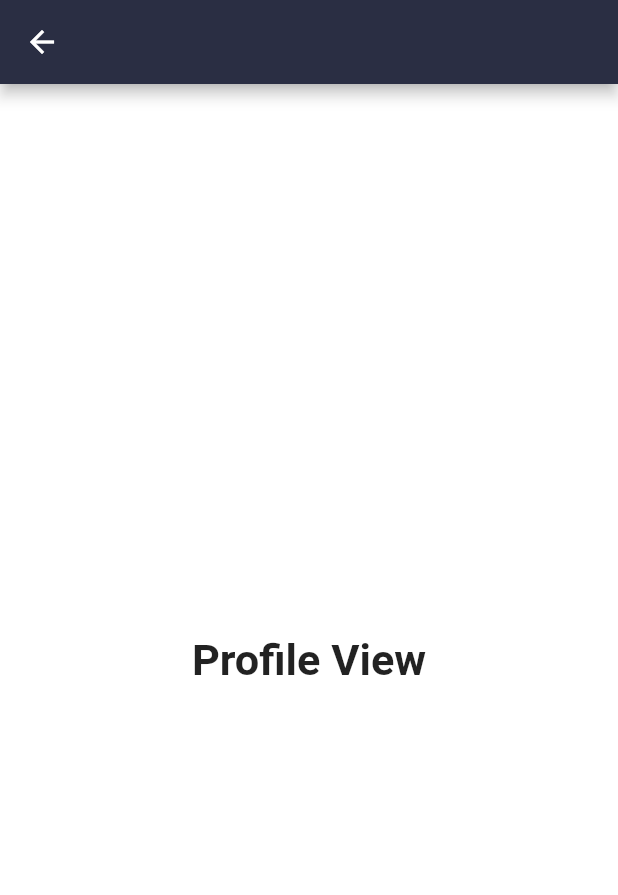
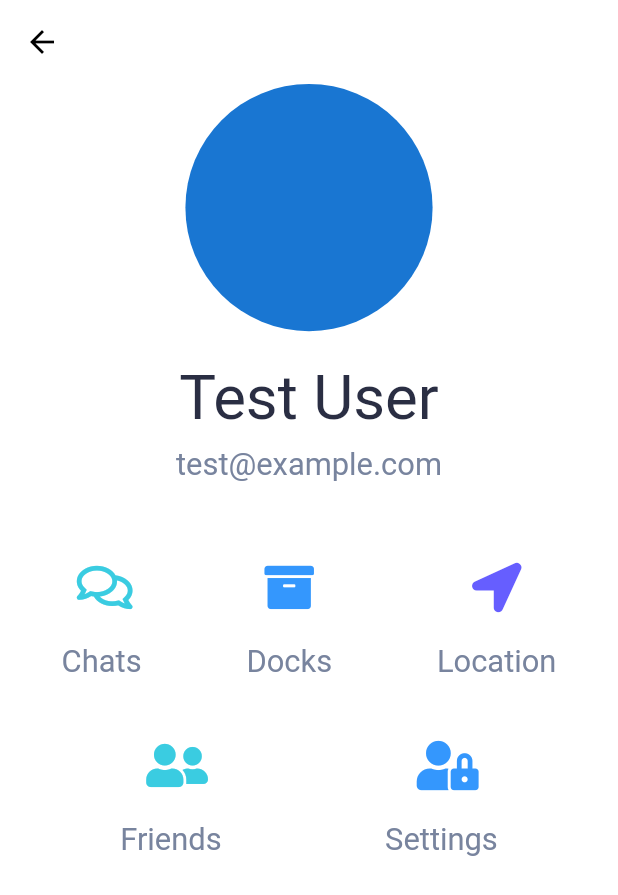
Before and after one commit to YazeedAlKhalaf/homathon_project, a Flutter app: the ProfileView screen opened directly, on a phone screen of 412 x 824 dp. Shown: the top 895 px of the screen. Run offline on Flutter 3.47's test engine with Material 2 defaults, Android fonts, the light colour scheme and no system bars; our stand-ins replace font_awesome_flutter, get_it, provider_architecture; missing offline and left inert: giffy_dialog.

Commit message:
:tada: Make the Profile View

```diff
--- a/lib/src/ui/shared/app_colors.dart
+++ b/lib/src/ui/shared/app_colors.dart
@@ -2,8 +2,19 @@ import 'package:flutter/material.dart';
 
 const Color primaryColor = Color(0xff2A2E43);
 const Color accentColor = Color(0xff454F63);
-const Color greyColor = Color(0xff78849E);
+const Color lynchColor = Color(0xff78849E);
 const Color backgroundColor = Color(0xffFFFFFF);
+
+const Color mediumPurpleColor = Color(0xffC840E9);
+const Color wildStrawberryColor = Color(0xffFF4F9A);
+const Color coralColor = Color(0xffFF9057);
+const Color selectiveYellowColor = Color(0xffFFB900);
+
+const Color cornFlowerBlueColor = Color(0xff665EFF);
+const Color dodgerBlueColor = Color(0xff5773FF);
+const Color lightDodgerBlueColor = Color(0xff3497FD);
+const Color pictonBlueColor = Color(0xff3ACCE1);
+
 const Color textColorBlack = Color(0xff000000);
 const Color textColorWhite = Color(0xffFFFFFF);
 const Color textColorLink = Color(0xff3497FD);
--- a/lib/src/ui/views/login_view.dart
+++ b/lib/src/ui/views/login_view.dart
@@ -2,7 +2,6 @@ import 'package:homathon_project/src/ui/shared/app_colors.dart';
 import 'package:homathon_project/src/ui/shared/ui_helpers.dart';
 import 'package:homathon_project/src/ui/widgets/busy_overlay.dart';
 import 'package:homathon_project/src/ui/widgets/rounded_button.dart';
-import 'package:homathon_project/src/ui/widgets/text_link.dart';
 import 'package:homathon_project/src/providers/login_provider.dart';
 import 'package:flutter/material.dart';
 import 'package:provider_architecture/provider_architecture.dart';
--- a/lib/src/ui/views/profile_view.dart
+++ b/lib/src/ui/views/profile_view.dart
@@ -1,7 +1,10 @@
 import 'package:flutter/material.dart';
 import 'package:homathon_project/src/providers/profile_provider.dart';
+import 'package:homathon_project/src/ui/shared/app_colors.dart';
 import 'package:homathon_project/src/ui/shared/ui_helpers.dart';
+import 'package:homathon_project/src/ui/widgets/custom_square.dart';
 import 'package:provider_architecture/provider_architecture.dart';
+import 'package:font_awesome_flutter/font_awesome_flutter.dart';
 
 class ProfileView extends StatefulWidget {
   @override
@@ -19,15 +22,118 @@ class ProfileViewState extends State<ProfileView> {
         Widget child,
       ) {
         return Scaffold(
-          appBar: AppBar(),
+          appBar: AppBar(
+            elevation: 0,
+            backgroundColor: Colors.transparent,
+            iconTheme: IconThemeData(
+              color: textColorBlack,
+            ),
+          ),
           body: SafeArea(
             child: Center(
-              child: Text(
-                'Profile View',
-                style: TextStyle(
-                  fontSize: blockSizeHorizontal(context) * 7,
-                  fontWeight: FontWeight.bold,
-                ),
+              child: Column(
+                children: <Widget>[
+                  CircleAvatar(
+                    radius: blockSizeHorizontal(context) * 20,
+                  ),
+                  SizedBox(
+                    height: blockSizeHorizontal(context) * 5,
+                  ),
+                  Text(
+                    provider.utils.getFullName(
+                      currentUser: provider.currentUser,
+                    ),
+                    style: TextStyle(
+                      fontSize: blockSizeHorizontal(context) * 10,
+                      color: primaryColor,
+                    ),
+                  ),
+                  SizedBox(
+                    height: blockSizeHorizontal(context) * 2,
+                  ),
+                  Text(
+                    provider.currentUser.email,
+                    style: TextStyle(
+                      fontSize: blockSizeHorizontal(context) * 5,
+                      color: lynchColor,
+                    ),
+                  ),
+                  SizedBox(
+                    height: blockSizeHorizontal(context) * 8,
+                  ),
+                  Column(
+                    mainAxisAlignment: MainAxisAlignment.center,
+                    crossAxisAlignment: CrossAxisAlignment.center,
+                    children: <Widget>[
+                      Row(
+                        mainAxisAlignment: MainAxisAlignment.spaceEvenly,
+                        children: <Widget>[
+                          CustomSquare(
+                            onTap: () {},
+                            iconData: FontAwesomeIcons.comments,
+                            iconColor: pictonBlueColor,
+                            text: 'Chats',
+                            textStyle: TextStyle(
+                              fontSize: blockSizeHorizontal(context) * 5,
+                              color: lynchColor,
+                            ),
+                          ),
+                          CustomSquare(
+                            onTap: () {},
+                            iconData: FontAwesomeIcons.archive,
+                            iconColor: lightDodgerBlueColor,
+                            text: 'Docks',
+                            textStyle: TextStyle(
+                              fontSize: blockSizeHorizontal(context) * 5,
+                              color: lynchColor,
+                            ),
+                          ),
+                          CustomSquare(
+                            onTap: () {},
+                            iconData: FontAwesomeIcons.locationArrow,
+                            iconColor: cornFlowerBlueColor,
+                            text: 'Location',
+                            textStyle: TextStyle(
+                              fontSize: blockSizeHorizontal(context) * 5,
+                              color: lynchColor,
+                            ),
+                          ),
+                        ],
+                      ),
+                    ],
+                  ),
+                  Column(
+                    mainAxisAlignment: MainAxisAlignment.center,
+                    crossAxisAlignment: CrossAxisAlignment.center,
+                    children: <Widget>[
+                      Row(
+                        mainAxisAlignment: MainAxisAlignment.spaceEvenly,
+                        children: <Widget>[
+                          CustomSquare(
+                            onTap: () {},
+                            iconData: FontAwesomeIcons.userFriends,
+                            iconColor: pictonBlueColor,
+                            text: 'Friends',
+                            textStyle: TextStyle(
+                              fontSize: blockSizeHorizontal(context) * 5,
+                              color: lynchColor,
+                            ),
+                          ),
+                          CustomSquare(
+                            onTap: () {},
+                            iconData: FontAwesomeIcons.userLock,
+                            iconColor: lightDodgerBlueColor,
+                            text: 'Settings',
+                            textStyle: TextStyle(
+                              fontSize: blockSizeHorizontal(context) * 5,
+                              color: lynchColor,
+                            ),
+                          ),
+                        ],
+                      ),
+                    ],
+                  ),
+                ],
               ),
             ),
           ),
--- /dev/null
+++ b/lib/src/ui/widgets/custom_square.dart
@@ -0,0 +1,61 @@
+import 'package:flutter/material.dart';
+import 'package:homathon_project/src/ui/shared/app_colors.dart';
+import 'package:homathon_project/src/ui/shared/ui_helpers.dart';
+
+class CustomSquare extends StatelessWidget {
+  final Function onTap;
+  final EdgeInsets padding;
+
+  final IconData iconData;
+  final double iconSize;
+  final Color iconColor;
+
+  final String text;
+  final TextStyle textStyle;
+  final TextAlign textAlign;
+
+  CustomSquare({
+    @required this.onTap,
+    this.padding,
+    @required this.iconData,
+    this.iconSize,
+    this.iconColor,
+    @required this.text,
+    this.textStyle,
+    this.textAlign,
+  });
+  @override
+  Widget build(BuildContext context) {
+    return InkWell(
+      onTap: onTap,
+      child: Padding(
+        padding: padding ??
+            EdgeInsets.symmetric(
+              horizontal: blockSizeHorizontal(context) * 7,
+              vertical: blockSizeHorizontal(context) * 5,
+            ),
+        child: Column(
+          children: <Widget>[
+            Icon(
+              iconData,
+              color: iconColor ?? pictonBlueColor,
+              size: iconSize ?? blockSizeHorizontal(context) * 8,
+            ),
+            SizedBox(
+              height: blockSizeHorizontal(context) * 5,
+            ),
+            Text(
+              text,
+              textAlign: textAlign ?? TextAlign.center,
+              style: textStyle ??
+                  TextStyle(
+                    color: lynchColor,
+                    fontSize: blockSizeHorizontal(context) * 5,
+                  ),
+            ),
+          ],
+        ),
+      ),
+    );
+  }
+}
--- a/pubspec.yaml
+++ b/pubspec.yaml
@@ -23,6 +23,8 @@ dependencies:
   fluttertoast: ^4.0.1
   # url launcher
   url_launcher: ^5.4.2
+  # font awesome flutter
+  font_awesome_flutter: ^8.8.1
 
 dev_dependencies:
   flutter_test:
```
Also changed, not shown: pubspec.lock.
